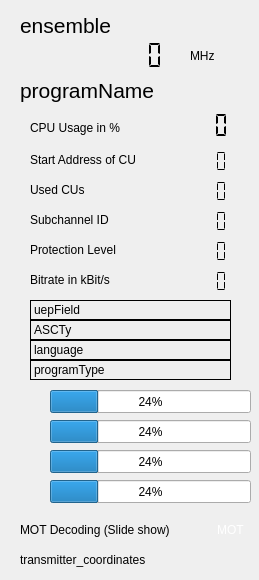
First picture: the form in forms/technical_data.ui, repository JvanKatwijk/qt-dab, before the edit.
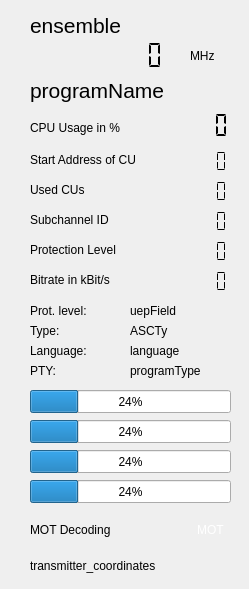
Second picture: the form after the edit.

Commit message: textual changes and position for bars changed

```diff
--- a/forms/technical_data.ui
+++ b/forms/technical_data.ui
@@ -6,8 +6,8 @@
    <rect>
     <x>0</x>
     <y>0</y>
-    <width>259</width>
-    <height>580</height>
+    <width>249</width>
+    <height>589</height>
    </rect>
   </property>
   <property name="windowTitle">
@@ -48,17 +48,17 @@
   <widget class="QLabel" name="language">
    <property name="geometry">
     <rect>
-     <x>30</x>
+     <x>130</x>
      <y>340</y>
-     <width>201</width>
-     <height>20</height>
+     <width>101</width>
+     <height>21</height>
     </rect>
    </property>
    <property name="toolTip">
     <string>&lt;html&gt;&lt;head/&gt;&lt;body&gt;&lt;p&gt;Language (defined by provider)&lt;/p&gt;&lt;/body&gt;&lt;/html&gt;</string>
    </property>
    <property name="frameShape">
-    <enum>QFrame::Box</enum>
+    <enum>QFrame::NoFrame</enum>
    </property>
    <property name="text">
     <string>language</string>
@@ -128,17 +128,17 @@
   <widget class="QLabel" name="programType">
    <property name="geometry">
     <rect>
-     <x>30</x>
+     <x>130</x>
      <y>360</y>
-     <width>201</width>
-     <height>20</height>
+     <width>101</width>
+     <height>21</height>
     </rect>
    </property>
    <property name="toolTip">
     <string>&lt;html&gt;&lt;head/&gt;&lt;body&gt;&lt;p&gt;PTY (Program Type)&lt;/p&gt;&lt;/body&gt;&lt;/html&gt;</string>
    </property>
    <property name="frameShape">
-    <enum>QFrame::Box</enum>
+    <enum>QFrame::NoFrame</enum>
    </property>
    <property name="text">
     <string>programType</string>
@@ -205,17 +205,23 @@
   <widget class="QLabel" name="uepField">
    <property name="geometry">
     <rect>
-     <x>30</x>
+     <x>130</x>
      <y>300</y>
-     <width>201</width>
-     <height>20</height>
+     <width>101</width>
+     <height>21</height>
     </rect>
    </property>
+   <property name="minimumSize">
+    <size>
+     <width>0</width>
+     <height>20</height>
+    </size>
+   </property>
    <property name="toolTip">
     <string>&lt;html&gt;&lt;head/&gt;&lt;body&gt;&lt;p&gt;Shows Protection Level and Type (A or B)&lt;/p&gt;&lt;/body&gt;&lt;/html&gt;</string>
    </property>
    <property name="frameShape">
-    <enum>QFrame::Box</enum>
+    <enum>QFrame::NoFrame</enum>
    </property>
    <property name="text">
     <string>uepField</string>
@@ -224,14 +230,14 @@
   <widget class="QLabel" name="ASCTy">
    <property name="geometry">
     <rect>
-     <x>30</x>
+     <x>130</x>
      <y>320</y>
-     <width>201</width>
-     <height>20</height>
+     <width>101</width>
+     <height>21</height>
     </rect>
    </property>
    <property name="frameShape">
-    <enum>QFrame::Box</enum>
+    <enum>QFrame::NoFrame</enum>
    </property>
    <property name="text">
     <string>ASCTy</string>
@@ -240,9 +246,9 @@
   <widget class="QLabel" name="ensemble">
    <property name="geometry">
     <rect>
-     <x>20</x>
+     <x>30</x>
      <y>10</y>
-     <width>231</width>
+     <width>201</width>
      <height>31</height>
     </rect>
    </property>
@@ -307,7 +313,7 @@
   <widget class="QProgressBar" name="ficError_display">
    <property name="geometry">
     <rect>
-     <x>50</x>
+     <x>30</x>
      <y>390</y>
      <width>201</width>
      <height>23</height>
@@ -323,7 +329,7 @@
   <widget class="QProgressBar" name="frameError_display">
    <property name="geometry">
     <rect>
-     <x>50</x>
+     <x>30</x>
      <y>420</y>
      <width>201</width>
      <height>23</height>
@@ -339,7 +345,7 @@
   <widget class="QProgressBar" name="rsError_display">
    <property name="geometry">
     <rect>
-     <x>50</x>
+     <x>30</x>
      <y>450</y>
      <width>201</width>
      <height>23</height>
@@ -355,7 +361,7 @@
   <widget class="QProgressBar" name="aacError_display">
    <property name="geometry">
     <rect>
-     <x>50</x>
+     <x>30</x>
      <y>480</y>
      <width>201</width>
      <height>23</height>
@@ -400,9 +406,9 @@
   <widget class="QLabel" name="programName">
    <property name="geometry">
     <rect>
-     <x>20</x>
+     <x>30</x>
      <y>70</y>
-     <width>211</width>
+     <width>201</width>
      <height>41</height>
     </rect>
    </property>
@@ -421,7 +427,7 @@
   <widget class="QLabel" name="motAvailable">
    <property name="geometry">
     <rect>
-     <x>210</x>
+     <x>190</x>
      <y>520</y>
      <width>41</width>
      <height>20</height>
@@ -437,23 +443,23 @@
   <widget class="QLabel" name="label_7">
    <property name="geometry">
     <rect>
-     <x>20</x>
+     <x>30</x>
      <y>520</y>
-     <width>191</width>
+     <width>151</width>
      <height>20</height>
     </rect>
    </property>
    <property name="text">
-    <string>MOT Decoding (Slide show)</string>
+    <string>MOT Decoding</string>
    </property>
   </widget>
   <widget class="QLabel" name="transmitter_coordinates">
    <property name="geometry">
     <rect>
-     <x>20</x>
+     <x>30</x>
      <y>550</y>
-     <width>211</width>
-     <height>20</height>
+     <width>201</width>
+     <height>31</height>
     </rect>
    </property>
    <property name="toolTip">
@@ -463,6 +469,64 @@
     <string>transmitter_coordinates</string>
    </property>
   </widget>
+  <widget class="QLabel" name="label_5">
+   <property name="geometry">
+    <rect>
+     <x>30</x>
+     <y>300</y>
+     <width>91</width>
+     <height>21</height>
+    </rect>
+   </property>
+   <property name="minimumSize">
+    <size>
+     <width>0</width>
+     <height>17</height>
+    </size>
+   </property>
+   <property name="text">
+    <string>Prot. level:</string>
+   </property>
+  </widget>
+  <widget class="QLabel" name="label_8">
+   <property name="geometry">
+    <rect>
+     <x>30</x>
+     <y>320</y>
+     <width>91</width>
+     <height>21</height>
+    </rect>
+   </property>
+   <property name="text">
+    <string>Type:</string>
+   </property>
+  </widget>
+  <widget class="QLabel" name="label_9">
+   <property name="geometry">
+    <rect>
+     <x>30</x>
+     <y>340</y>
+     <width>91</width>
+     <height>21</height>
+    </rect>
+   </property>
+   <property name="text">
+    <string>Language:</string>
+   </property>
+  </widget>
+  <widget class="QLabel" name="label_10">
+   <property name="geometry">
+    <rect>
+     <x>30</x>
+     <y>360</y>
+     <width>91</width>
+     <height>21</height>
+    </rect>
+   </property>
+   <property name="text">
+    <string>PTY:</string>
+   </property>
+  </widget>
  </widget>
  <resources/>
  <connections/>
```
Left out of the diff: 3 changed lines with no effect on the pictures.
